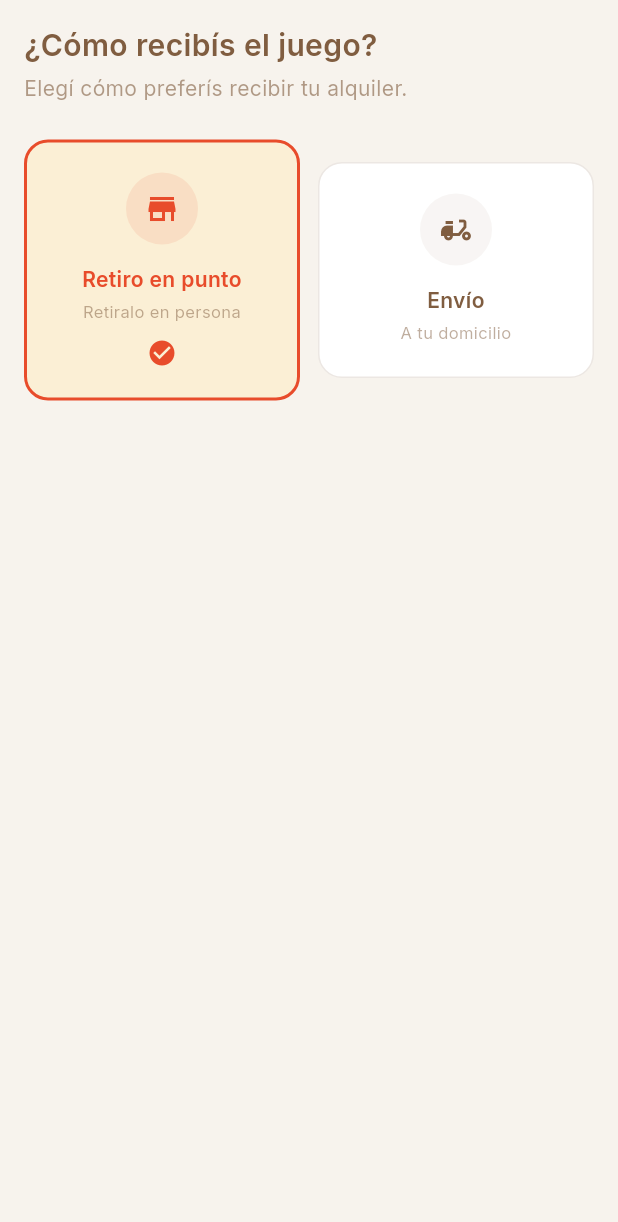
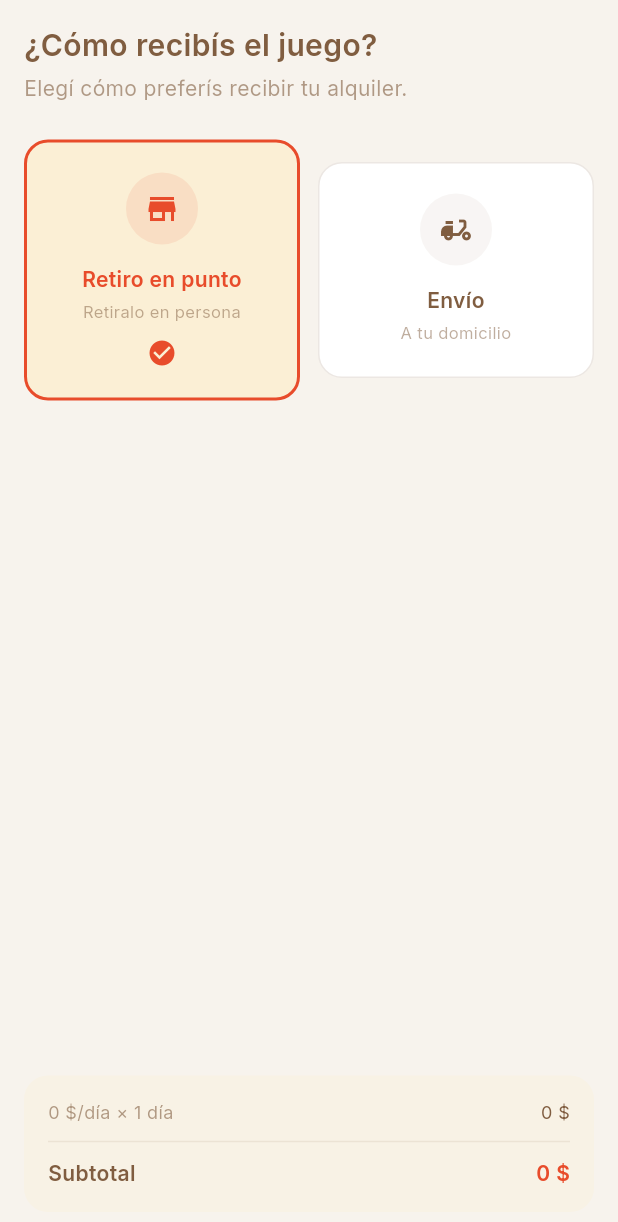
Before and after one commit to francoribarov/demo-th, a Flutter app: the CheckoutDeliveryStep widget shown alone on an empty page, opened directly with empty values, on a phone screen of 412 x 824 dp. Shown: the top 1222 px of the screen. Run offline on Flutter 3.47's test engine with Material 3 defaults, Android fonts, the phone set to English and light mode, and no system bars; our stand-ins replace bloc, cached_network_image, dartz, dio, flutter_bloc, freezed_annotation and 7 more; accounts and stored records are empty; generated files the repository leaves out were written again; network calls fail; project files that could hold a hidden picture were left out.

Commit message:
Improve checkout UX: remove redundancy, fix pluralization, fill empty steps
- Remove PublicationSummaryCard from step 1 (already in review step,
  frees above-the-fold space for the date selector)
- Fix 'días' pluralization: '1 día' vs '2 días' across
  DateSummaryCard, PriceBreakdownCard, CheckoutReviewStep
- Add CheckoutOrderSummary widget: compact running total shown on
  payment and delivery steps, pushed to bottom via LayoutBuilder
- Soften snacks header from shouty 'AGREGÁ SNACKS (OPCIONAL)' to
  calmer 'Agregá snacks (opcional)' using titleSmall style
- Warmer review subtitle: '¡Ya casi está! Revisá que todo esté correcto.'

Co-authored-by: Franco Ribarov <francoribarov@users.noreply.github.com>

```diff
--- a/lib/presentation/pages/rental/steps/checkout_delivery_step.dart
+++ b/lib/presentation/pages/rental/steps/checkout_delivery_step.dart
@@ -5,6 +5,7 @@ import 'package:mobile_table_hopping/core/theme/app_theme.dart';
 import 'package:mobile_table_hopping/core/theme/app_typography.dart';
 import 'package:mobile_table_hopping/core/utils/formatters.dart';
 import 'package:mobile_table_hopping/presentation/blocs/rental/rental_bloc.dart';
+import 'package:mobile_table_hopping/presentation/widgets/rental/checkout_order_summary.dart';
 import 'package:mobile_table_hopping/presentation/widgets/rental/delivery_option_card.dart';
 import 'package:mobile_table_hopping/presentation/widgets/rental/info_banner.dart';
 
@@ -19,26 +20,41 @@ class CheckoutDeliveryStep
 
   @override
   Widget build(BuildContext context) {
+    return LayoutBuilder(
+      builder: (context, constraints) {
         return SingleChildScrollView(
           padding: const EdgeInsets.all(
             AppTheme.spacingLg,
           ),
+          child: ConstrainedBox(
+            constraints: BoxConstraints(
+              minHeight: constraints.maxHeight -
+                  AppTheme.spacingLg * 2,
+            ),
             child: Column(
+              crossAxisAlignment:
+                  CrossAxisAlignment.start,
+              mainAxisAlignment:
+                  MainAxisAlignment.spaceBetween,
+              children: [
+                Column(
                   crossAxisAlignment:
                       CrossAxisAlignment.start,
                   children: [
                     Text(
                       '¿Cómo recibís el juego?',
-            style: AppTypography.headlineMedium,
+                      style: AppTypography
+                          .headlineMedium,
                     ),
                     const SizedBox(
                       height: AppTheme.spacingXs,
                     ),
                     Text(
-            'Elegí cómo preferís recibir '
-            'tu alquiler.',
-            style:
-                AppTypography.bodyMedium.copyWith(
+                      'Elegí cómo preferís '
+                      'recibir tu alquiler.',
+                      style: AppTypography
+                          .bodyMedium
+                          .copyWith(
                         color: AppColors.gameBrown
                             .withOpacityValue(0.6),
                       ),
@@ -49,36 +65,48 @@ class CheckoutDeliveryStep
                     Row(
                       children: [
                         Expanded(
-                child: DeliveryOptionCard(
+                          child:
+                              DeliveryOptionCard(
                             icon: Icons.store,
-                  title: 'Retiro en punto',
-                  subtitle: 'Retiralo en persona',
-                  isSelected: !state.isDelivery,
+                            title:
+                                'Retiro en punto',
+                            subtitle:
+                                'Retiralo en '
+                                'persona',
+                            isSelected:
+                                !state.isDelivery,
                             onTap: () => context
                                 .read<RentalBloc>()
                                 .add(
                                   const RentalEvent
                                       .deliveryChanged(
-                          isDelivery: false,
+                                    isDelivery:
+                                        false,
                                   ),
                                 ),
                           ),
                         ),
                         const SizedBox(
-                width: AppTheme.spacingMd,
+                          width:
+                              AppTheme.spacingMd,
                         ),
                         Expanded(
-                child: DeliveryOptionCard(
-                  icon: Icons.delivery_dining,
+                          child:
+                              DeliveryOptionCard(
+                            icon: Icons
+                                .delivery_dining,
                             title: 'Envío',
-                  subtitle: 'A tu domicilio',
-                  isSelected: state.isDelivery,
+                            subtitle:
+                                'A tu domicilio',
+                            isSelected:
+                                state.isDelivery,
                             onTap: () => context
                                 .read<RentalBloc>()
                                 .add(
                                   const RentalEvent
                                       .deliveryChanged(
-                          isDelivery: true,
+                                    isDelivery:
+                                        true,
                                   ),
                                 ),
                           ),
@@ -87,26 +115,34 @@ class CheckoutDeliveryStep
                     ),
                     if (state.isDelivery) ...[
                       const SizedBox(
-              height: AppTheme.spacing2xl,
+                        height:
+                            AppTheme.spacing2xl,
                       ),
                       Text(
                         'Dirección de entrega',
-              style: AppTypography.titleSmall,
+                        style: AppTypography
+                            .titleSmall,
                       ),
                       const SizedBox(
-              height: AppTheme.spacingSm,
+                        height:
+                            AppTheme.spacingSm,
                       ),
                       TextField(
-              decoration: const InputDecoration(
+                        decoration:
+                            const InputDecoration(
                           hintText:
-                    'Ej: Av. 18 de Julio 1234, '
+                              'Ej: Av. 18 de '
+                              'Julio 1234, '
                               'Montevideo',
                           prefixIcon: Icon(
-                  Icons.location_on_outlined,
+                            Icons
+                                .location_on_outlined,
                           ),
                         ),
-              onChanged: (value) => context
-                  .read<RentalBloc>()
+                        onChanged: (value) =>
+                            context
+                                .read<
+                                    RentalBloc>()
                                 .add(
                                   RentalEvent
                                       .deliveryAddressChanged(
@@ -115,36 +151,46 @@ class CheckoutDeliveryStep
                                 ),
                       ),
                       const SizedBox(
-              height: AppTheme.spacingLg,
+                        height:
+                            AppTheme.spacingLg,
                       ),
                       Text(
                         'Comentarios (opcional)',
-              style: AppTypography.titleSmall,
+                        style: AppTypography
+                            .titleSmall,
                       ),
                       const SizedBox(
-              height: AppTheme.spacingSm,
+                        height:
+                            AppTheme.spacingSm,
                       ),
                       TextField(
-              decoration: const InputDecoration(
+                        decoration:
+                            const InputDecoration(
                           hintText:
-                    'Ej: Timbre 2B, casa con '
-                    'reja verde',
+                              'Ej: Timbre 2B, '
+                              'casa con reja '
+                              'verde',
                           prefixIcon: Icon(
-                  Icons.comment_outlined,
+                            Icons
+                                .comment_outlined,
                           ),
                         ),
-              onChanged: (value) => context
-                  .read<RentalBloc>()
+                        onChanged: (value) =>
+                            context
+                                .read<
+                                    RentalBloc>()
                                 .add(
                                   RentalEvent
                                       .deliveryCommentsChanged(
-                      comments: value,
+                                    comments:
+                                        value,
                                   ),
                                 ),
                         maxLines: 2,
                       ),
                       const SizedBox(
-              height: AppTheme.spacingLg,
+                        height:
+                            AppTheme.spacingLg,
                       ),
                       InfoBanner(
                         text: 'Costo de envío: '
@@ -153,6 +199,19 @@ class CheckoutDeliveryStep
                     ],
                   ],
                 ),
+                Padding(
+                  padding: const EdgeInsets.only(
+                    top: AppTheme.spacingXl,
+                  ),
+                  child: CheckoutOrderSummary(
+                    state: state,
+                  ),
+                ),
+              ],
+            ),
+          ),
+        );
+      },
     );
   }
 }
--- /dev/null
+++ b/lib/presentation/widgets/rental/checkout_order_summary.dart
@@ -0,0 +1,114 @@
+import 'package:flutter/material.dart';
+import 'package:mobile_table_hopping/core/theme/app_colors.dart';
+import 'package:mobile_table_hopping/core/theme/app_theme.dart';
+import 'package:mobile_table_hopping/core/theme/app_typography.dart';
+import 'package:mobile_table_hopping/core/utils/formatters.dart';
+import 'package:mobile_table_hopping/presentation/blocs/rental/rental_bloc.dart';
+
+/// Compact running total shown on intermediate
+/// checkout steps so the user always knows what
+/// they're paying for.
+class CheckoutOrderSummary extends StatelessWidget {
+  const CheckoutOrderSummary({
+    required this.state,
+    super.key,
+  });
+
+  final RentalState state;
+
+  @override
+  Widget build(BuildContext context) {
+    return Container(
+      padding: const EdgeInsets.all(
+        AppTheme.spacingLg,
+      ),
+      decoration: BoxDecoration(
+        color: AppColors.gameCream
+            .withOpacityValue(0.35),
+        borderRadius: BorderRadius.circular(
+          AppTheme.radiusLg,
+        ),
+      ),
+      child: Column(
+        children: [
+          if (state.startDate != null &&
+              state.endDate != null)
+            _row(
+              '${CurrencyFormatter.formatUYU(
+                state.publication?.price ?? 0,
+              )}/día × ${state.rentalDays} '
+              '${state.rentalDays == 1 ? 'día' : 'días'}',
+              CurrencyFormatter.formatUYU(
+                state.subtotal,
+              ),
+            ),
+          if (state.serviceFee > 0) ...[
+            const SizedBox(
+              height: AppTheme.spacingXs,
+            ),
+            _row(
+              'Tarifa de servicio',
+              CurrencyFormatter.formatUYU(
+                state.serviceFee,
+              ),
+            ),
+          ],
+          if (state.foodTotal > 0) ...[
+            const SizedBox(
+              height: AppTheme.spacingXs,
+            ),
+            _row(
+              'Snacks',
+              CurrencyFormatter.formatUYU(
+                state.foodTotal,
+              ),
+            ),
+          ],
+          const Divider(
+            height: AppTheme.spacingXl,
+          ),
+          Row(
+            mainAxisAlignment:
+                MainAxisAlignment.spaceBetween,
+            children: [
+              Text(
+                'Subtotal',
+                style: AppTypography.titleSmall,
+              ),
+              Text(
+                CurrencyFormatter.formatUYU(
+                  state.total,
+                ),
+                style:
+                    AppTypography.titleSmall.copyWith(
+                  color: AppColors.gameRust,
+                ),
+              ),
+            ],
+          ),
+        ],
+      ),
+    );
+  }
+
+  Widget _row(String label, String value) {
+    return Row(
+      mainAxisAlignment:
+          MainAxisAlignment.spaceBetween,
+      children: [
+        Text(
+          label,
+          style:
+              AppTypography.bodySmall.copyWith(
+            color: AppColors.gameBrown
+                .withOpacityValue(0.6),
+          ),
+        ),
+        Text(
+          value,
+          style: AppTypography.bodySmall,
+        ),
+      ],
+    );
+  }
+}
--- a/lib/presentation/widgets/rental/date_summary_card.dart
+++ b/lib/presentation/widgets/rental/date_summary_card.dart
@@ -54,7 +54,8 @@ class DateSummaryCard extends StatelessWidget {
                 width: AppTheme.spacingSm,
               ),
               Text(
-                '$rentalDays días',
+                '$rentalDays '
+                '${rentalDays == 1 ? 'día' : 'días'}',
                 style: AppTypography.titleMedium
                     .copyWith(
                   color: AppColors.gameRust,
@@ -95,7 +96,8 @@ class DateSummaryCard extends StatelessWidget {
             children: [
               Text(
                 '${CurrencyFormatter.formatUYU(pricePerDay)}'
-                '/día × $rentalDays días',
+                '/día × $rentalDays '
+                '${rentalDays == 1 ? 'día' : 'días'}',
                 style: AppTypography.bodyMedium
                     .copyWith(
                   color: AppColors.gameBrown
--- a/lib/presentation/widgets/rental/price_breakdown_card.dart
+++ b/lib/presentation/widgets/rental/price_breakdown_card.dart
@@ -45,7 +45,8 @@ class PriceBreakdownCard extends StatelessWidget {
           _PriceRow(
             label:
                 '${CurrencyFormatter.formatUYU(pricePerDay)}'
-                '/día × $days días',
+                '/día × $days '
+                '${days == 1 ? 'día' : 'días'}',
             value: subtotal,
           ),
           const SizedBox(
```
Also changed, not shown: lib/presentation/pages/rental/steps/checkout_date_step.dart (+5 -9 lines), lib/presentation/pages/rental/steps/checkout_payment_step.dart (+41 -10 lines), lib/presentation/pages/rental/steps/checkout_review_step.dart (+4 -3 lines). Lines whose indentation alone changed are shown as unchanged.
